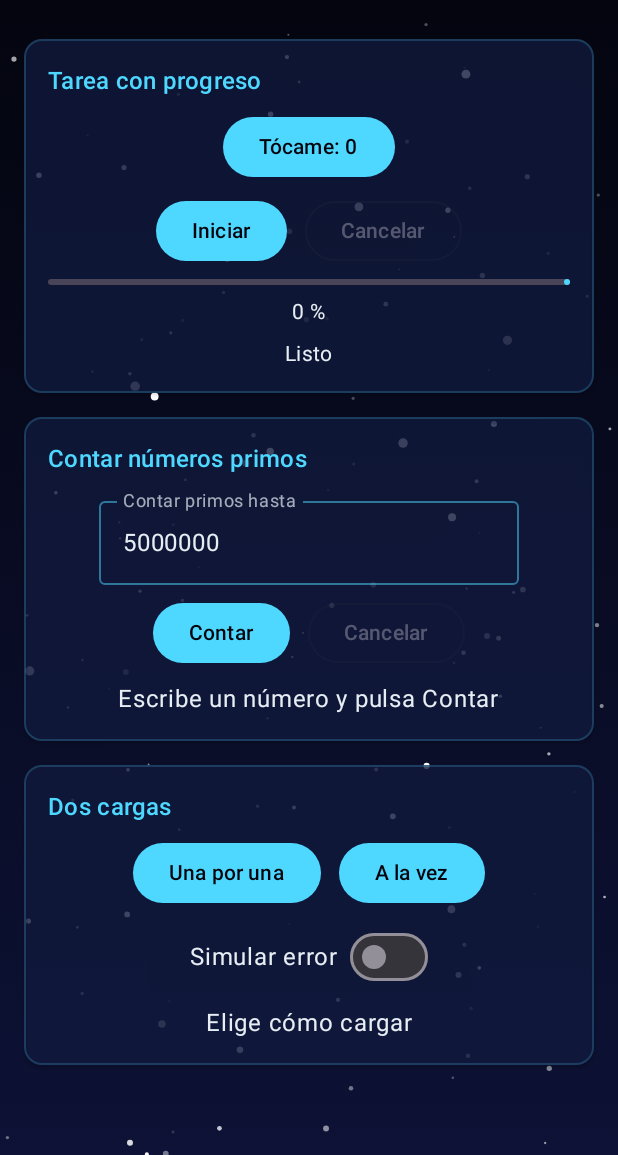
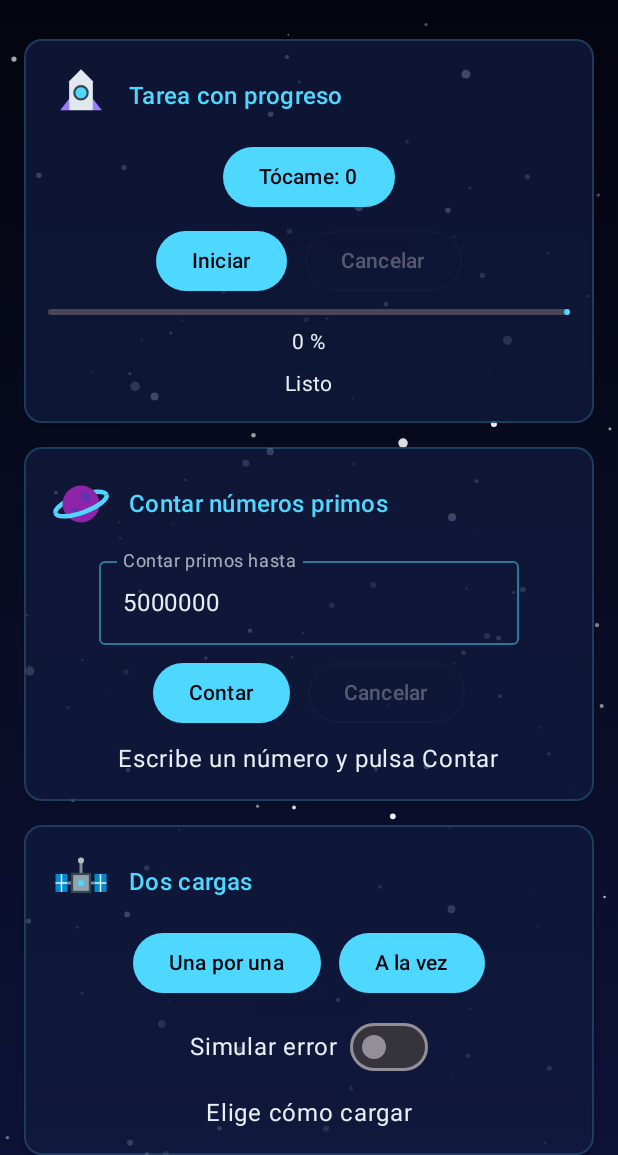
Before and after one commit to AntonioPromaweb/CentroTareas, an Android app built with Jetpack Compose: the screen it shows after launch (MainActivity), on a phone screen of 412 x 824 dp, the part 81-1236 px from its top. Run offline under Robolectric (Android 15) with nearby library versions, the phone set to English and light mode, and no system bars.

Commit message:
feat(avatares): avatares animados que reaccionan al estado de cada tarjeta

```diff
--- /dev/null
+++ b/app/src/main/java/com/vasquez/centrotareas/ui/Avatares.kt
@@ -0,0 +1,554 @@
+package com.vasquez.centrotareas.ui
+
+import androidx.compose.animation.core.LinearEasing
+import androidx.compose.animation.core.RepeatMode
+import androidx.compose.animation.core.animateFloat
+import androidx.compose.animation.core.infiniteRepeatable
+import androidx.compose.animation.core.rememberInfiniteTransition
+import androidx.compose.animation.core.tween
+import androidx.compose.foundation.Canvas
+import androidx.compose.foundation.layout.size
+import androidx.compose.runtime.Composable
+import androidx.compose.ui.Modifier
+import androidx.compose.ui.geometry.Offset
+import androidx.compose.ui.geometry.Size
+import androidx.compose.ui.graphics.Color
+import androidx.compose.ui.graphics.Path
+import androidx.compose.ui.graphics.drawscope.Stroke
+import androidx.compose.ui.graphics.drawscope.withTransform
+import androidx.compose.ui.unit.dp
+
+enum class EstadoAvatar {
+    Reposo, Trabajando, Exito, Error
+}
+
+@Composable
+fun AvatarCohete(
+    estado: EstadoAvatar,
+    modifier: Modifier = Modifier
+) {
+    val transition = rememberInfiniteTransition(label = "animCohete")
+
+    val floatAnim = transition.animateFloat(
+        initialValue = 0f,
+        targetValue = 1f,
+        animationSpec = infiniteRepeatable(
+            animation = tween(durationMillis = 1500, easing = LinearEasing),
+            repeatMode = RepeatMode.Reverse
+        ),
+        label = "floatAnim"
+    )
+
+    val vibAnim = transition.animateFloat(
+        initialValue = 0f,
+        targetValue = 1f,
+        animationSpec = infiniteRepeatable(
+            animation = tween(durationMillis = 100, easing = LinearEasing),
+            repeatMode = RepeatMode.Reverse
+        ),
+        label = "vibAnim"
+    )
+
+    val llamaAnim = transition.animateFloat(
+        initialValue = 0f,
+        targetValue = 1f,
+        animationSpec = infiniteRepeatable(
+            animation = tween(durationMillis = 180, easing = LinearEasing),
+            repeatMode = RepeatMode.Reverse
+        ),
+        label = "llamaAnim"
+    )
+
+    val jumpAnim = transition.animateFloat(
+        initialValue = 0f,
+        targetValue = 1f,
+        animationSpec = infiniteRepeatable(
+            animation = tween(durationMillis = 600, easing = LinearEasing),
+            repeatMode = RepeatMode.Reverse
+        ),
+        label = "jumpAnim"
+    )
+
+    Canvas(modifier = modifier.size(44.dp)) {
+        val fVal = floatAnim.value
+        val vVal = vibAnim.value
+        val lVal = llamaAnim.value
+        val jVal = jumpAnim.value
+
+        val w = size.width
+        val h = size.height
+
+        var offsetX = 0f
+        var offsetY = 0f
+        var rotationDeg = 0f
+
+        if (estado == EstadoAvatar.Reposo) {
+            offsetY = (fVal - 0.5f) * 6.dp.toPx()
+        } else if (estado == EstadoAvatar.Trabajando) {
+            offsetX = (vVal - 0.5f) * 4.dp.toPx()
+            offsetY = (vVal - 0.5f) * 2.dp.toPx() - 2.dp.toPx()
+        } else if (estado == EstadoAvatar.Exito) {
+            offsetY = -jVal * 7.dp.toPx()
+        } else if (estado == EstadoAvatar.Error) {
+            rotationDeg = -15f
+            offsetY = (fVal - 0.5f) * 3.dp.toPx()
+        }
+
+        withTransform({
+            rotate(rotationDeg, pivot = Offset(w / 2f, h / 2f))
+        }) {
+            val cx = w / 2f + offsetX
+            val cy = h / 2f + offsetY
+
+            val bodyW = w * 0.36f
+            val bodyH = h * 0.44f
+
+            // 1. Llama (si está trabajando)
+            if (estado == EstadoAvatar.Trabajando) {
+                val flameH = 6.dp.toPx() + lVal * 6.dp.toPx()
+                val flameW = bodyW * 0.7f
+                val flameTopY = cy + bodyH / 2f
+
+                val flamePath = Path().apply {
+                    moveTo(cx - flameW / 2f, flameTopY)
+                    lineTo(cx + flameW / 2f, flameTopY)
+                    lineTo(cx, flameTopY + flameH)
+                    close()
+                }
+                drawPath(flamePath, color = Color(0xFFFF7043))
+
+                val innerFlamePath = Path().apply {
+                    moveTo(cx - flameW / 4f, flameTopY)
+                    lineTo(cx + flameW / 4f, flameTopY)
+                    lineTo(cx, flameTopY + flameH * 0.6f)
+                    close()
+                }
+                drawPath(innerFlamePath, color = Color(0xFFFFD54F))
+            }
+
+            // 2. Aletas violetas
+            val finW = 6.dp.toPx()
+            val finBotY = cy + bodyH / 2f
+            val finTopY = cy + bodyH * 0.1f
+
+            val leftFin = Path().apply {
+                moveTo(cx - bodyW / 2f, finTopY)
+                lineTo(cx - bodyW / 2f - finW, finBotY)
+                lineTo(cx - bodyW / 2f, finBotY)
+                close()
+            }
+            drawPath(leftFin, color = Color(0xFF9B7BFF))
+
+            val rightFin = Path().apply {
+                moveTo(cx + bodyW / 2f, finTopY)
+                lineTo(cx + bodyW / 2f + finW, finBotY)
+                lineTo(cx + bodyW / 2f, finBotY)
+                close()
+            }
+            drawPath(rightFin, color = Color(0xFF9B7BFF))
+
+            // 3. Cuerpo principal blanco-gris
+            val bodyTopY = cy - bodyH / 2f
+            val bodyBotY = cy + bodyH / 2f
+            val noseH = 8.dp.toPx()
+
+            val bodyPath = Path().apply {
+                moveTo(cx, bodyTopY - noseH)
+                lineTo(cx + bodyW / 2f, bodyTopY)
+                lineTo(cx + bodyW / 2f, bodyBotY)
+                lineTo(cx - bodyW / 2f, bodyBotY)
+                lineTo(cx - bodyW / 2f, bodyTopY)
+                close()
+            }
+            drawPath(bodyPath, color = Color(0xFFE2E8F0))
+
+            // Color de ventana según estado
+            val colorVentana = if (estado == EstadoAvatar.Exito) {
+                Color(0xFF7CF0A5)
+            } else if (estado == EstadoAvatar.Error) {
+                Color(0xFFFF8A8A)
+            } else {
+                Color(0xFF4FD8FF)
+            }
+
+            val radiusVentana = bodyW * 0.28f
+            val centerVentana = Offset(cx, cy - 2.dp.toPx())
+
+            if (estado == EstadoAvatar.Exito || estado == EstadoAvatar.Error) {
+                drawCircle(
+                    color = colorVentana.copy(alpha = 0.35f),
+                    radius = radiusVentana + 3.dp.toPx(),
+                    center = centerVentana
+                )
+            }
+
+            drawCircle(
+                color = colorVentana,
+                radius = radiusVentana,
+                center = centerVentana
+            )
+            drawCircle(
+                color = Color(0xFF37474F),
+                radius = radiusVentana,
+                center = centerVentana,
+                style = Stroke(width = 1.5.dp.toPx())
+            )
+        }
+    }
+}
+
+@Composable
+fun AvatarPlaneta(
+    estado: EstadoAvatar,
+    modifier: Modifier = Modifier
+) {
+    val transition = rememberInfiniteTransition(label = "animPlaneta")
+
+    val rotAnim = transition.animateFloat(
+        initialValue = 0f,
+        targetValue = 1f,
+        animationSpec = infiniteRepeatable(
+            animation = tween(durationMillis = 3000, easing = LinearEasing),
+            repeatMode = RepeatMode.Restart
+        ),
+        label = "rotAnim"
+    )
+
+    val pulseAnim = transition.animateFloat(
+        initialValue = 0f,
+        targetValue = 1f,
+        animationSpec = infiniteRepeatable(
+            animation = tween(durationMillis = 1000, easing = LinearEasing),
+            repeatMode = RepeatMode.Reverse
+        ),
+        label = "pulseAnim"
+    )
+
+    Canvas(modifier = modifier.size(44.dp)) {
+        val rVal = rotAnim.value
+        val pVal = pulseAnim.value
+
+        val w = size.width
+        val h = size.height
+        val cx = w / 2f
+        val cy = h / 2f
+        val radius = w * 0.28f
+
+        val multVel = if (estado == EstadoAvatar.Trabajando) 4f else 1f
+        val angleDeg = (rVal * multVel * 360f) % 360f
+
+        val colorAnillo = if (estado == EstadoAvatar.Exito) {
+            Color(0xFF7CF0A5)
+        } else if (estado == EstadoAvatar.Error) {
+            Color(0xFFFF8A8A)
+        } else {
+            Color(0xFF4FD8FF)
+        }
+
+        val ringW = w * 0.82f
+        val ringH = h * 0.26f
+        val ringRect = Size(ringW, ringH)
+        val ringTopLeft = Offset(cx - ringW / 2f, cy - ringH / 2f)
+
+        // 1. Parte trasera del anillo (de 180° a 360°)
+        withTransform({
+            rotate(-20f, pivot = Offset(cx, cy))
+        }) {
+            if (estado == EstadoAvatar.Exito) {
+                drawArc(
+                    color = Color(0xFF7CF0A5).copy(alpha = 0.4f + pVal * 0.4f),
+                    startAngle = 180f,
+                    sweepAngle = 180f,
+                    useCenter = false,
+                    topLeft = ringTopLeft,
+                    size = ringRect,
+                    style = Stroke(width = 5.dp.toPx())
+                )
+            }
+            drawArc(
+                color = colorAnillo,
+                startAngle = 180f,
+                sweepAngle = 180f,
+                useCenter = false,
+                topLeft = ringTopLeft,
+                size = ringRect,
+                style = Stroke(width = 3.dp.toPx())
+            )
+        }
+
+        // 2. Esfera del planeta violeta
+        drawCircle(
+            color = Color(0xFF8E24AA),
+            radius = radius,
+            center = Offset(cx, cy)
+        )
+
+        // Cráteres dentro del planeta
+        withTransform({
+            rotate(angleDeg, pivot = Offset(cx, cy))
+        }) {
+            drawCircle(
+                color = Color(0xFF5E35B1),
+                radius = radius * 0.25f,
+                center = Offset(cx - radius * 0.35f, cy - radius * 0.3f)
+            )
+            drawCircle(
+                color = Color(0xFF5E35B1),
+                radius = radius * 0.18f,
+                center = Offset(cx + radius * 0.35f, cy + radius * 0.35f)
+            )
+        }
+
+        // 3. Parte delantera del anillo (de 0° a 180°)
+        withTransform({
+            rotate(-20f, pivot = Offset(cx, cy))
+        }) {
+            if (estado == EstadoAvatar.Exito) {
+                drawArc(
+                    color = Color(0xFF7CF0A5).copy(alpha = 0.4f + pVal * 0.4f),
+                    startAngle = 0f,
+                    sweepAngle = 180f,
+                    useCenter = false,
+                    topLeft = ringTopLeft,
+                    size = ringRect,
+                    style = Stroke(width = 5.dp.toPx())
+                )
+            }
+            drawArc(
+                color = colorAnillo,
+                startAngle = 0f,
+                sweepAngle = 180f,
+                useCenter = false,
+                topLeft = ringTopLeft,
+                size = ringRect,
+                style = Stroke(width = 3.dp.toPx())
+            )
+        }
+    }
+}
+
+@Composable
+fun AvatarSatelite(
+    estado: EstadoAvatar,
+    modifier: Modifier = Modifier
+) {
+    val transition = rememberInfiniteTransition(label = "animSatelite")
+
+    val floatAnim = transition.animateFloat(
+        initialValue = 0f,
+        targetValue = 1f,
+        animationSpec = infiniteRepeatable(
+            animation = tween(durationMillis = 1800, easing = LinearEasing),
+            repeatMode = RepeatMode.Reverse
+        ),
+        label = "floatAnim"
+    )
+
+    val pulseAnim = transition.animateFloat(
+        initialValue = 0f,
+        targetValue = 1f,
+        animationSpec = infiniteRepeatable(
+            animation = tween(durationMillis = 800, easing = LinearEasing),
+            repeatMode = RepeatMode.Reverse
+        ),
+        label = "pulseAnim"
+    )
+
+    val waveAnim = transition.animateFloat(
+        initialValue = 0f,
+        targetValue = 1f,
+        animationSpec = infiniteRepeatable(
+            animation = tween(durationMillis = 1200, easing = LinearEasing),
+            repeatMode = RepeatMode.Restart
+        ),
+        label = "waveAnim"
+    )
+
+    val shakeAnim = transition.animateFloat(
+        initialValue = 0f,
+        targetValue = 1f,
+        animationSpec = infiniteRepeatable(
+            animation = tween(durationMillis = 120, easing = LinearEasing),
+            repeatMode = RepeatMode.Reverse
+        ),
+        label = "shakeAnim"
+    )
+
+    Canvas(modifier = modifier.size(44.dp)) {
+        val fVal = floatAnim.value
+        val pVal = pulseAnim.value
+        val wVal = waveAnim.value
+        val sVal = shakeAnim.value
+
+        val w = size.width
+        val h = size.height
+        val cx = w / 2f
+        val cy = h / 2f
+
+        var offsetY = 0f
+        var offsetX = 0f
+        var scale = 1.0f
+
+        if (estado == EstadoAvatar.Reposo) {
+            offsetY = (fVal - 0.5f) * 6.dp.toPx()
+        } else if (estado == EstadoAvatar.Trabajando) {
+            scale = 0.94f + pVal * 0.12f
+        } else if (estado == EstadoAvatar.Error) {
+            offsetX = (sVal - 0.5f) * 6.dp.toPx()
+        }
+
+        withTransform({
+            scale(scale, scale, pivot = Offset(cx, cy))
+        }) {
+            val centerSatX = cx + offsetX
+            val centerSatY = cy + offsetY
+
+            val bodySize = 12.dp.toPx()
+            val antennaH = 9.dp.toPx()
+            val antennaTipY = centerSatY - bodySize / 2f - antennaH
+
+            // 1. Ondas de señal de la antena
+            if (estado == EstadoAvatar.Trabajando) {
+                val maxR = 12.dp.toPx()
+                for (i in 0..1) {
+                    val progress = (wVal + i * 0.5f) % 1.0f
+                    val r = progress * maxR
+                    val alpha = (1.0f - progress).coerceIn(0f, 1f)
+                    drawArc(
+                        color = Color(0xFF4FD8FF).copy(alpha = alpha),
+                        startAngle = 210f,
+                        sweepAngle = 120f,
+                        useCenter = false,
+                        topLeft = Offset(centerSatX - r, antennaTipY - r),
+                        size = Size(r * 2f, r * 2f),
+                        style = Stroke(width = 2.dp.toPx())
+                    )
+                }
+            } else if (estado == EstadoAvatar.Exito) {
+                listOf(6.dp.toPx(), 11.dp.toPx()).forEach { r ->
+                    drawArc(
+                        color = Color(0xFF7CF0A5),
+                        startAngle = 210f,
+                        sweepAngle = 120f,
+                        useCenter = false,
+                        topLeft = Offset(centerSatX - r, antennaTipY - r),
+                        size = Size(r * 2f, r * 2f),
+                        style = Stroke(width = 2.dp.toPx())
+                    )
+                }
+            } else if (estado == EstadoAvatar.Error) {
+                val r = 8.dp.toPx()
+                drawArc(
+                    color = Color(0xFFFF8A8A),
+                    startAngle = 210f,
+                    sweepAngle = 120f,
+                    useCenter = false,
+                    topLeft = Offset(centerSatX - r, antennaTipY - r),
+                    size = Size(r * 2f, r * 2f),
+                    style = Stroke(width = 2.dp.toPx())
+                )
+            }
+
+            // 2. Antena (vara y bola)
+            drawLine(
+                color = Color(0xFF78909C),
+                start = Offset(centerSatX, centerSatY - bodySize / 2f),
+                end = Offset(centerSatX, antennaTipY),
+                strokeWidth = 2.dp.toPx()
+            )
+            drawCircle(
+                color = if (estado == EstadoAvatar.Error) Color(0xFFFF8A8A) else Color(0xFFB0BEC5),
+                radius = 2.dp.toPx(),
+                center = Offset(centerSatX, antennaTipY)
+            )
+
+            // 3. Paneles solares laterales
+            val panelW = 8.dp.toPx()
+            val panelH = 12.dp.toPx()
+            val armLen = 3.dp.toPx()
+
+            val colorPanel = if (estado == EstadoAvatar.Error) Color(0xFFE57373) else Color(0xFF0288D1)
+
+            // Panel izquierdo
+            val leftPanelLeft = centerSatX - bodySize / 2f - armLen - panelW
+            val panelTop = centerSatY - panelH / 2f
+            drawLine(
+                color = Color(0xFF78909C),
+                start = Offset(centerSatX - bodySize / 2f, centerSatY),
+                end = Offset(leftPanelLeft + panelW, centerSatY),
+                strokeWidth = 2.dp.toPx()
+            )
+            drawRect(
+                color = colorPanel,
+                topLeft = Offset(leftPanelLeft, panelTop),
+                size = Size(panelW, panelH)
+            )
+            drawLine(
+                color = Color(0xFFE0F7FA),
+                start = Offset(leftPanelLeft, centerSatY),
+                end = Offset(leftPanelLeft + panelW, centerSatY),
+                strokeWidth = 1.dp.toPx()
+            )
+            drawLine(
+                color = Color(0xFFE0F7FA),
+                start = Offset(leftPanelLeft + panelW / 2f, panelTop),
+                end = Offset(leftPanelLeft + panelW / 2f, panelTop + panelH),
+                strokeWidth = 1.dp.toPx()
+            )
+
+            // Panel derecho
+            val rightPanelLeft = centerSatX + bodySize / 2f + armLen
+            drawLine(
+                color = Color(0xFF78909C),
+                start = Offset(centerSatX + bodySize / 2f, centerSatY),
+                end = Offset(rightPanelLeft, centerSatY),
+                strokeWidth = 2.dp.toPx()
+            )
+            drawRect(
+                color = colorPanel,
+                topLeft = Offset(rightPanelLeft, panelTop),
+                size = Size(panelW, panelH)
+            )
+            drawLine(
+                color = Color(0xFFE0F7FA),
+                start = Offset(rightPanelLeft, centerSatY),
+                end = Offset(rightPanelLeft + panelW, centerSatY),
+                strokeWidth = 1.dp.toPx()
+            )
+            drawLine(
+                color = Color(0xFFE0F7FA),
+                start = Offset(rightPanelLeft + panelW / 2f, panelTop),
+                end = Offset(rightPanelLeft + panelW / 2f, panelTop + panelH),
+                strokeWidth = 1.dp.toPx()
+            )
+
+            // 4. Cuerpo central del satélite (cubo)
+            val bodyColor = if (estado == EstadoAvatar.Error) Color(0xFFEF5350) else Color(0xFF90A4AE)
+            drawRect(
+                color = bodyColor,
+                topLeft = Offset(centerSatX - bodySize / 2f, centerSatY - bodySize / 2f),
+                size = Size(bodySize, bodySize)
+            )
+            drawRect(
+                color = Color(0xFF37474F),
+                topLeft = Offset(centerSatX - bodySize / 2f, centerSatY - bodySize / 2f),
+                size = Size(bodySize, bodySize),
+                style = Stroke(width = 1.5.dp.toPx())
+            )
+
+            // Pequeña luz LED en el centro
+            val ledColor = if (estado == EstadoAvatar.Exito) {
+                Color(0xFF7CF0A5)
+            } else if (estado == EstadoAvatar.Error) {
+                Color(0xFFFF8A8A)
+            } else {
+                Color(0xFF4FD8FF)
+            }
+            drawCircle(
+                color = ledColor,
+                radius = 2.dp.toPx(),
+                center = Offset(centerSatX, centerSatY)
+            )
+        }
+    }
+}
--- a/app/src/main/java/com/vasquez/centrotareas/ui/PantallaTareas.kt
+++ b/app/src/main/java/com/vasquez/centrotareas/ui/PantallaTareas.kt
@@ -5,9 +5,11 @@ import androidx.compose.foundation.background
 import androidx.compose.foundation.layout.Arrangement
 import androidx.compose.foundation.layout.Column
 import androidx.compose.foundation.layout.Row
+import androidx.compose.foundation.layout.Spacer
 import androidx.compose.foundation.layout.fillMaxSize
 import androidx.compose.foundation.layout.fillMaxWidth
 import androidx.compose.foundation.layout.padding
+import androidx.compose.foundation.layout.width
 import androidx.compose.foundation.rememberScrollState
 import androidx.compose.foundation.shape.RoundedCornerShape
 import androidx.compose.foundation.text.KeyboardOptions
@@ -81,7 +83,19 @@ fun PantallaTareas(vm: TareasViewModel) {
                     .padding(16.dp),
                 verticalArrangement = Arrangement.spacedBy(16.dp)
             ) {
-                TarjetaTarea(titulo = "Tarea con progreso") {
+                // Cálculo de estado para el avatar del cohete (if / else)
+                val estadoCohete = if (corriendo) {
+                    EstadoAvatar.Trabajando
+                } else if (mensaje == "Terminó") {
+                    EstadoAvatar.Exito
+                } else {
+                    EstadoAvatar.Reposo
+                }
+
+                TarjetaTarea(
+                    titulo = "Tarea con progreso",
+                    avatar = { AvatarCohete(estado = estadoCohete) }
+                ) {
                     Button(onClick = { toques++ }) { Text("Tócame: $toques") }
                     Row(horizontalArrangement = Arrangement.spacedBy(12.dp)) {
                         // Iniciar se deshabilita mientras corre; Cancelar solo se habilita mientras corre
@@ -99,7 +113,19 @@ fun PantallaTareas(vm: TareasViewModel) {
                     Text(text = mensaje, style = MaterialTheme.typography.bodyMedium)
                 }
 
-                TarjetaTarea(titulo = "Contar números primos") {
+                // Cálculo de estado para el avatar del planeta (if / else)
+                val estadoPlaneta = if (primos is PrimosUi.Calculando) {
+                    EstadoAvatar.Trabajando
+                } else if (primos is PrimosUi.Listo) {
+                    EstadoAvatar.Exito
+                } else {
+                    EstadoAvatar.Reposo
+                }
+
+                TarjetaTarea(
+                    titulo = "Contar números primos",
+                    avatar = { AvatarPlaneta(estado = estadoPlaneta) }
+                ) {
                     // Paso 5: el texto del campo vive en la pantalla (rememberSaveable sobrevive a rotar)
                     OutlinedTextField(
                         value = textoN,
@@ -144,7 +170,21 @@ fun PantallaTareas(vm: TareasViewModel) {
                     }
                 }
 
-                TarjetaTarea(titulo = "Dos cargas") {
+                // Cálculo de estado para el avatar del satélite (if / else)
+                val estadoSatelite = if (carga is CargaUi.Cargando) {
+                    EstadoAvatar.Trabajando
+                } else if (carga is CargaUi.Exito) {
+                    EstadoAvatar.Exito
+                } else if (carga is CargaUi.Error) {
+                    EstadoAvatar.Error
+                } else {
+                    EstadoAvatar.Reposo
+                }
+
+                TarjetaTarea(
+                    titulo = "Dos cargas",
+                    avatar = { AvatarSatelite(estado = estadoSatelite) }
+                ) {
                     // Paso 6: los botones se deshabilitan mientras carga para no lanzar dos cargas
                     val cargando = carga is CargaUi.Cargando
                     Row(horizontalArrangement = Arrangement.spacedBy(12.dp)) {
@@ -203,6 +243,7 @@ private fun CajaResultado(texto: String, fondo: Color, colorTexto: Color) {
 @Composable
 private fun TarjetaTarea(
     titulo: String,
+    avatar: @Composable () -> Unit = {},
     contenido: @Composable () -> Unit
 ) {
     Card(
@@ -222,12 +263,19 @@ private fun TarjetaTarea(
             horizontalAlignment = Alignment.CenterHorizontally,
             verticalArrangement = Arrangement.spacedBy(8.dp)
         ) {
-            Text(
-                text = titulo,
-                style = MaterialTheme.typography.titleMedium,
-                color = MaterialTheme.colorScheme.primary,
-                modifier = Modifier.fillMaxWidth()
-            )
+            Row(
+                modifier = Modifier.fillMaxWidth(),
+                verticalAlignment = Alignment.CenterVertically
+            ) {
+                avatar()
+                Spacer(modifier = Modifier.width(10.dp))
+                Text(
+                    text = titulo,
+                    style = MaterialTheme.typography.titleMedium,
+                    color = MaterialTheme.colorScheme.primary,
+                    modifier = Modifier.weight(1f)
+                )
+            }
             contenido()
         }
     }
```
Also changed, not shown: 3 other files.
